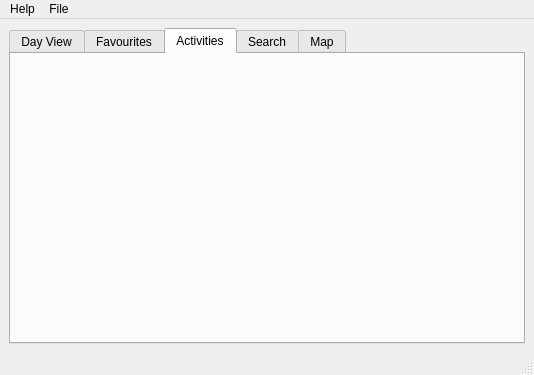
First picture: the form in src/gui/mainwindow.ui, repository edulix/confclerk, before the edit.
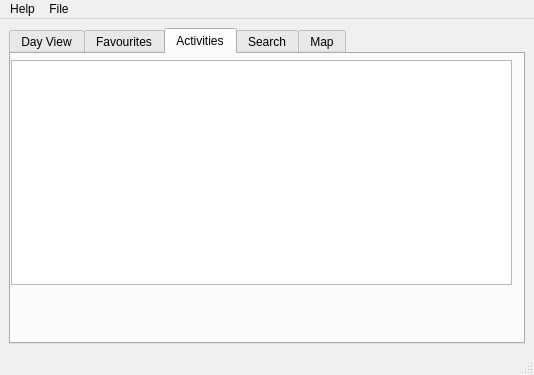
Second picture: the form after the edit. The open tabs and pages were chosen to show the change. Custom widgets are drawn as their Qt base class.

Commit message: activities tab implemented - not finished yet

The edit to the form file:
```diff
--- a/src/gui/mainwindow.ui
+++ b/src/gui/mainwindow.ui
@@ -57,6 +57,31 @@
        <attribute name="title" >
         <string>Activities</string>
        </attribute>
+       <widget class="QWidget" name="verticalLayoutWidget" >
+        <property name="geometry" >
+         <rect>
+          <x>0</x>
+          <y>0</y>
+          <width>501</width>
+          <height>231</height>
+         </rect>
+        </property>
+        <layout class="QVBoxLayout" name="activitiesVerticalLayout" >
+         <item>
+          <widget class="DayNavigatorWidget" native="1" name="activityDayNavigator" />
+         </item>
+         <item>
+          <widget class="TreeView" name="activityDayTreeView" >
+           <property name="maximumSize" >
+            <size>
+             <width>16777215</width>
+             <height>16777215</height>
+            </size>
+           </property>
+          </widget>
+         </item>
+        </layout>
+       </widget>
       </widget>
       <widget class="QWidget" name="searchTab" >
        <attribute name="title" >
```
Left out of the diff: 2 changed lines with no effect on the pictures. The commit also changes 7 other files.
